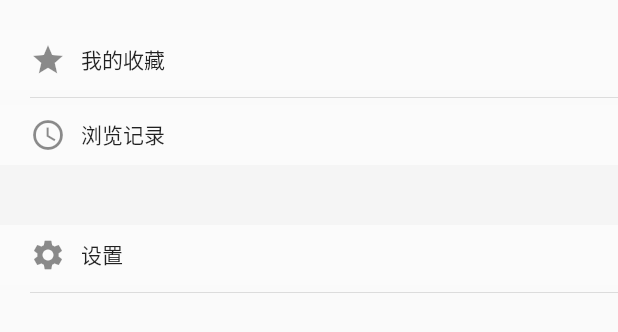
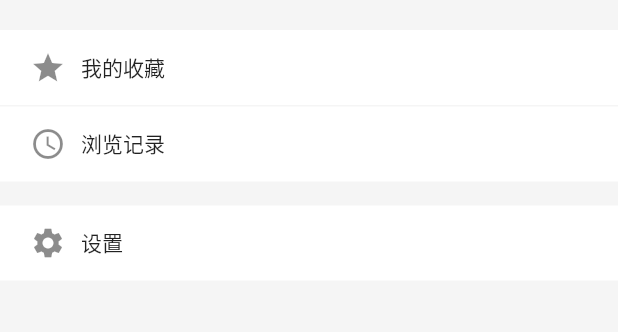
Before and after one commit to HC1058503505/wepoems_flutter, a Flutter app: the MePage widget shown alone on an empty page, opened directly, on a phone screen of 412 x 824 dp. Shown: the top 332 px of the screen. Run offline on Flutter 3.47's test engine with Material 2 defaults, Android fonts, the phone set to English and light mode, and no system bars; our stand-ins replace azlistview, cached_network_image, dio, flutter_html, fluttertoast, sqflite; missing offline and left inert: flustars; accounts and stored records are empty; network calls fail.

Commit message:
添加诗人分类分割线，作者图片是否显示逻辑完善

```diff
--- a/lib/pages/detail/poem_author.dart
+++ b/lib/pages/detail/poem_author.dart
@@ -41,7 +41,9 @@ class PoemAuthorView extends StatelessWidget {
       child: Column(
         children: <Widget>[
           Offstage(
-            offstage: authorInfo == null || authorInfo.pic == null,
+            offstage: authorInfo == null ||
+                authorInfo.pic == null ||
+                authorInfo.pic.length == 0,
             child: Padding(
               padding: EdgeInsets.fromLTRB(0, 20, 0, 20),
               child: ClipRRect(
--- a/lib/pages/me/me_page.dart
+++ b/lib/pages/me/me_page.dart
@@ -17,7 +17,9 @@ class _MePageState extends State<MePage> {
 
   @override
   Widget build(BuildContext context) {
-    return ListView.builder(
+    return Container(
+      color: Colors.black.withAlpha(5),
+      child: ListView.separated(
         padding: EdgeInsets.only(top: 20),
         itemBuilder: (context, index) {
           return GestureDetector(
@@ -39,12 +41,10 @@ class _MePageState extends State<MePage> {
                   break;
               }
             },
-          child: Column(
-            children: <Widget>[
-              Container(
-                color: Colors.white10,
+            child: Container(
+              color: Colors.white,
               padding: EdgeInsets.only(left: 20),
-                height: 40,
+              height: 50,
               child: Row(
                 children: <Widget>[
                   Padding(
@@ -58,12 +58,18 @@ class _MePageState extends State<MePage> {
                 ],
               ),
             ),
-              dividerSeparater(_items[index].hasDivider)
-            ],
+          );
+        },
+        itemCount: _items.length,
+        separatorBuilder: (context, index) {
+          return Container(
+            child: Divider(
+              color: Colors.transparent,
+              height: _items[index].hasDivider ? 16 : 1,
             ),
           );
         },
-      itemCount: _items.length,
+      ),
     );
   }
 
```
Also changed, not shown: lib/pages/taglist/tag_category_poet.dart (+13 -6 lines). Lines whose indentation alone changed are shown as unchanged.
